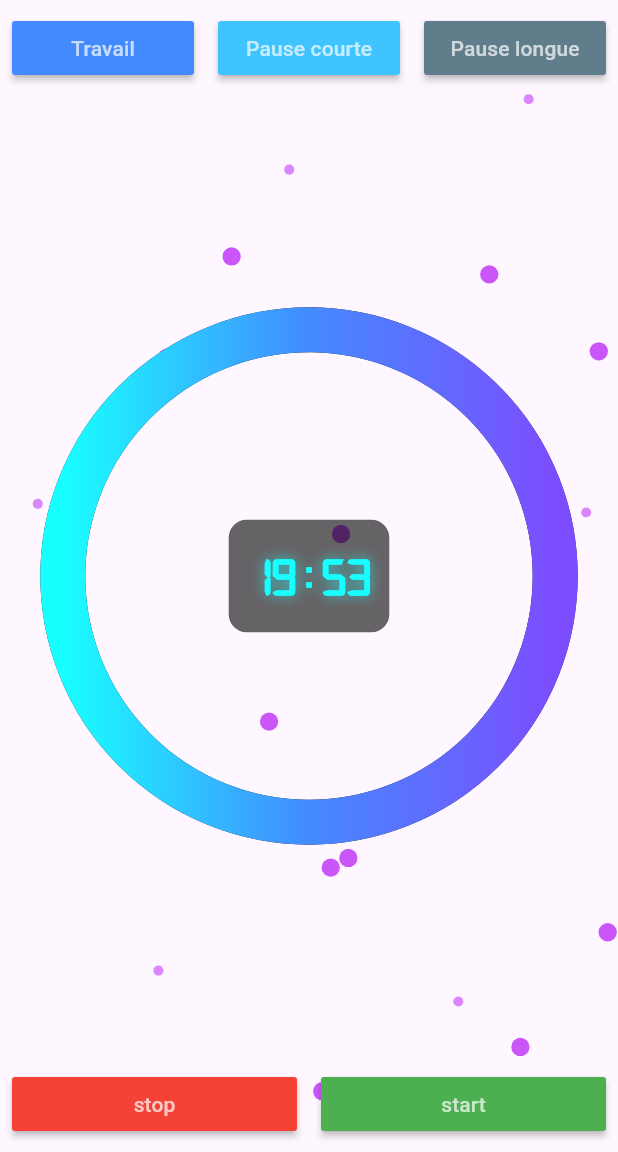
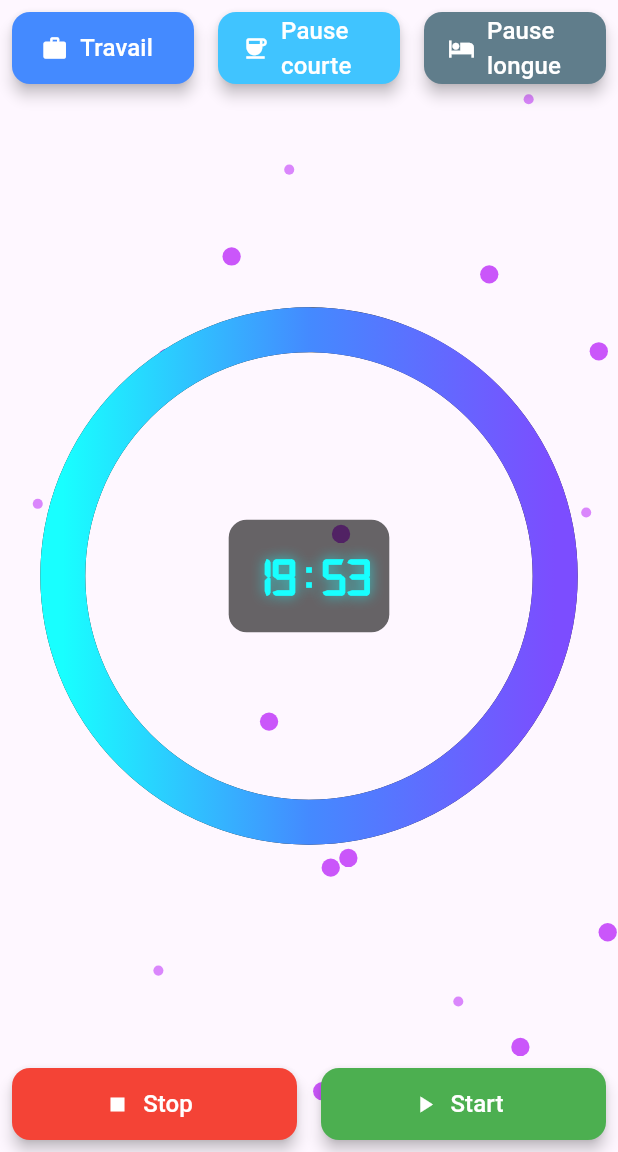
Before and after one commit to espoirPeache/temps-de-travail, a Flutter app: the screen it shows after launch, on a phone screen of 412 x 824 dp, the part 84-1236 px from its top. Run offline on Flutter 3.47's test engine with Material 3 defaults, Android fonts, the phone set to English and light mode, and no system bars; drawn by our look-alikes of percent_indicator; our stand-ins replace lottie, shared_preferences.

```diff
--- a/lib/homePage.dart
+++ b/lib/homePage.dart
@@ -94,26 +94,40 @@ class _HomepageState extends State<Homepage> {
                     children: [
                       Expanded(
                         child: Padding(
-                          padding: EdgeInsets.all(paddingDefault),
-                          child: Button(color: Colors.blueAccent, size: 0, text: "Travail", onPresed:()=> timer.startWork(),),
+                          padding: EdgeInsets.all(8),
+                          child: CustomButton(
+                            color: Colors.blueAccent,
+                            icon: Icons.work,
+                            text: "Travail",
+                            onPressed: () => timer.startWork(),
+                          ),
                         ),
                       ),
                       Expanded(
                         child: Padding(
-                          padding: EdgeInsets.all(paddingDefault),
-                          child: Button(color: Colors.lightBlueAccent, size: 0, text: "Pause courte", onPresed:()=>timer.startBreak(true),),
-
+                          padding: EdgeInsets.all(8),
+                          child: CustomButton(
+                            color: Colors.lightBlueAccent,
+                            icon: Icons.coffee,
+                            text: "Pause courte",
+                            onPressed: () => timer.startBreak(true),
+                          ),
                         ),
                       ),
                       Expanded(
                         child: Padding(
-                          padding: EdgeInsets.all(paddingDefault),
-                          child: Button(color: Colors.blueGrey, size: 0, text: "Pause longue", onPresed:()=>timer.startBreak(false)),
-
+                          padding: EdgeInsets.all(8),
+                          child: CustomButton(
+                            color: Colors.blueGrey,
+                            icon: Icons.hotel,
+                            text: "Pause longue",
+                            onPressed: () => timer.startBreak(false),
+                          ),
                         ),
                       ),
                     ],
                   ),
+
                   StreamBuilder(
                       stream: timer.stream(),
                       initialData: "00:00",
@@ -167,19 +181,30 @@ class _HomepageState extends State<Homepage> {
                   Row(
                     children: [
                       Expanded(
-                          child: Padding(
-                            padding: EdgeInsets.all(paddingDefault),
-                            child: Button(size: 0, color: Colors.red, text: "stop", onPresed:()=> timer.stopTimer()),
-                          )
+                        child: Padding(
+                          padding: EdgeInsets.all(8),
+                          child: CustomButton(
+                            color: Colors.red,
+                            icon: Icons.stop,
+                            text: "Stop",
+                            onPressed: () => timer.stopTimer(),
+                          ),
+                        ),
                       ),
                       Expanded(
-                          child: Padding(
-                            padding: EdgeInsets.all(paddingDefault),
-                            child: Button(size: 0, color: Colors.green, text: "start", onPresed:()=> timer.startTimer()),
-                          )
-                      )
+                        child: Padding(
+                          padding: EdgeInsets.all(8),
+                          child: CustomButton(
+                            color: Colors.green,
+                            icon: Icons.play_arrow,
+                            text: "Start",
+                            onPressed: () => timer.startTimer(),
+                          ),
+                        ),
+                      ),
                     ],
-                  )
+                  ),
+
                 ],
               );
             },
--- a/lib/widget.dart
+++ b/lib/widget.dart
@@ -44,3 +44,40 @@ class SettingsButton extends StatelessWidget {
     );
   }
 }
+// utilisation de la classe CustomButton pour créer des boutons personnalisé
+
+class CustomButton extends StatelessWidget {
+  final Color color;
+  final String text;
+  final IconData icon;
+  final VoidCallback onPressed;
+
+  const CustomButton({
+    super.key,
+    required this.color,
+    required this.text,
+    required this.icon,
+    required this.onPressed,
+  });
+
+  @override
+  Widget build(BuildContext context) {
+    return ElevatedButton.icon(
+      style: ElevatedButton.styleFrom(
+        backgroundColor: color,
+        foregroundColor: Colors.white,
+        minimumSize: Size(double.infinity, 48), // Large bouton
+        shape: RoundedRectangleBorder(
+          borderRadius: BorderRadius.circular(12),
+        ),
+        elevation: 4,
+      ),
+      onPressed: onPressed,
+      icon: Icon(icon),
+      label: Text(
+        text,
+        style: TextStyle(fontSize: 16),
+      ),
+    );
+  }
+}
```
Also changed, not shown: lib/settings.dart (+119 -39 lines).
